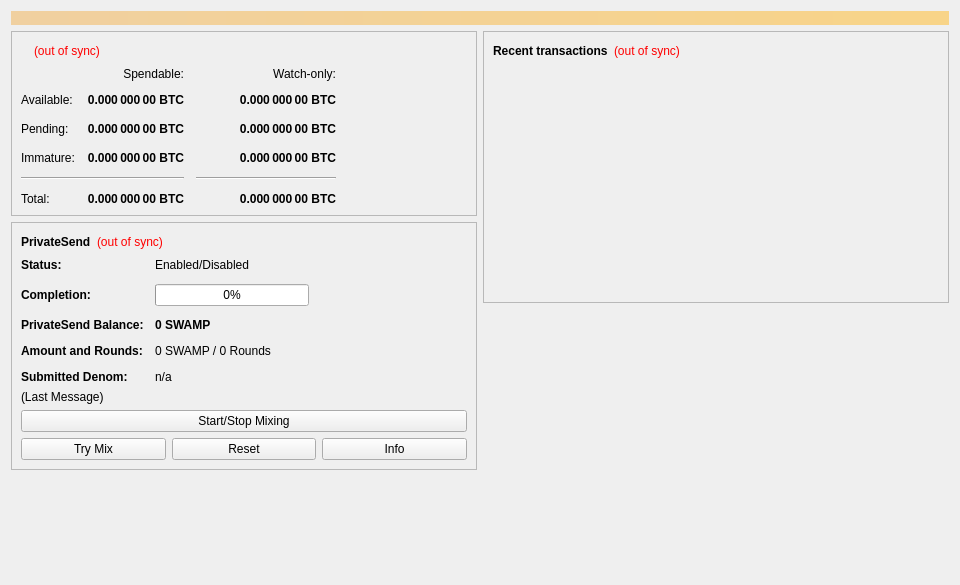
First picture: the form in src/qt/forms/overviewpage.ui, repository devilking6105/swamp, before the edit.
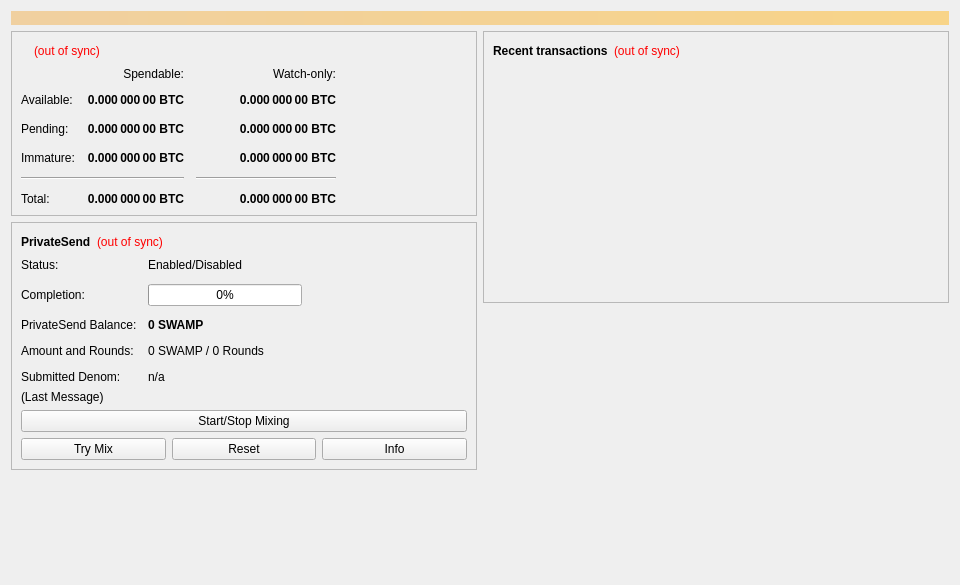
Second picture: the form after the edit.

The edit to the form file:
```diff
--- a/src/qt/forms/overviewpage.ui
+++ b/src/qt/forms/overviewpage.ui
@@ -467,7 +467,7 @@
             <item row="0" column="0">
              <widget class="QLabel" name="labelPrivateSendEnabledText">
               <property name="text">
-               <string>&lt;html&gt;&lt;head/&gt;&lt;body&gt;&lt;p&gt;&lt;span style=&quot; font-weight:600; color:#000000;&quot;&gt;Status:&lt;/span&gt;&lt;/p&gt;&lt;/body&gt;&lt;/html&gt;</string>
+               <string>Status:</string>
               </property>
              </widget>
             </item>
@@ -481,7 +481,7 @@
             <item row="1" column="0">
              <widget class="QLabel" name="labelCompletitionText">
               <property name="text">
-               <string>&lt;html&gt;&lt;head/&gt;&lt;body&gt;&lt;p&gt;&lt;span style=&quot; font-weight:600; color:#000000;&quot;&gt;Completion:&lt;/span&gt;&lt;/p&gt;&lt;/body&gt;&lt;/html&gt;</string>
+               <string>Completion:</string>
               </property>
              </widget>
             </item>
@@ -501,7 +501,7 @@
             <item row="2" column="0">
              <widget class="QLabel" name="labelAnonymizedText">
               <property name="text">
-               <string>&lt;html&gt;&lt;head/&gt;&lt;body&gt;&lt;p&gt;&lt;span style=&quot; font-weight:600; color:#000000;&quot;&gt;PrivateSend Balance:&lt;/span&gt;&lt;/p&gt;&lt;/body&gt;&lt;/html&gt;</string>
+               <string>PrivateSend Balance:</string>
               </property>
              </widget>
             </item>
@@ -521,7 +521,7 @@
             <item row="3" column="0">
              <widget class="QLabel" name="labelAmountAndRoundsText">
               <property name="text">
-               <string>&lt;html&gt;&lt;head/&gt;&lt;body&gt;&lt;p&gt;&lt;span style=&quot; font-weight:600; color:#000000;&quot;&gt;Amount and Rounds:&lt;/span&gt;&lt;/p&gt;&lt;/body&gt;&lt;/html&gt;</string>
+               <string>Amount and Rounds:</string>
               </property>
              </widget>
             </item>
@@ -535,7 +535,7 @@
             <item row="4" column="0">
              <widget class="QLabel" name="labelSubmittedDenomText">
               <property name="text">
-               <string>&lt;html&gt;&lt;head/&gt;&lt;body&gt;&lt;p&gt;&lt;span style=&quot; font-weight:600; color:#000000;&quot;&gt;Submitted Denom:&lt;/span&gt;&lt;/p&gt;&lt;/body&gt;&lt;/html&gt;</string>
+               <string>Submitted Denom:</string>
               </property>
              </widget>
             </item>
```
Left out of the diff: 2 changed lines with no effect on the pictures.
